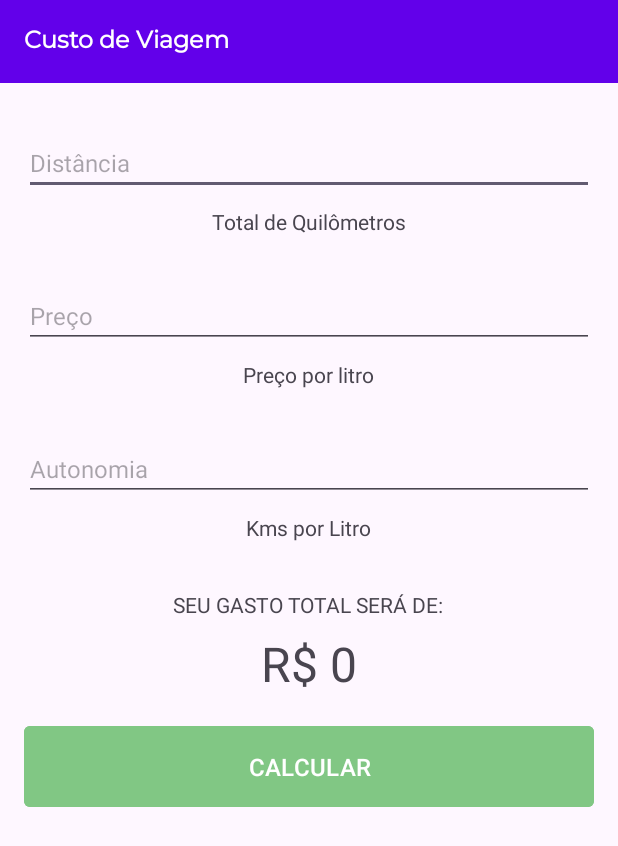
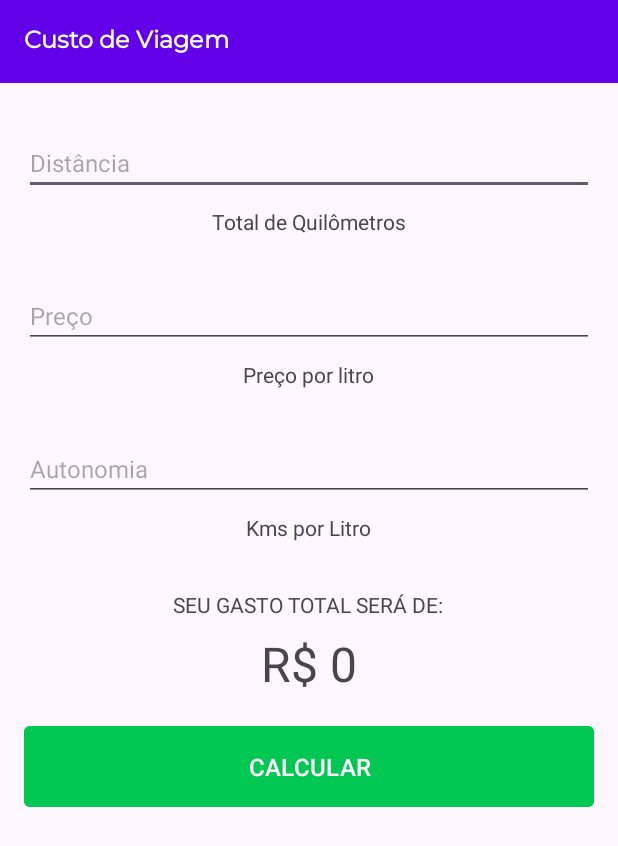
Before and after one commit to jmaz-dev/custo-viagem, an Android app: the layout activity_main.xml on its own in the app's theme, with its tools: preview values and no code run, on a phone screen of 412 x 824 dp. Shown: the top 846 px of the screen. Run offline under Robolectric (Android 15) with nearby library versions, the phone set to English and light mode, and no system bars.

Commit message:
app finished

```diff
--- a/app/src/main/res/layout/activity_main.xml
+++ b/app/src/main/res/layout/activity_main.xml
@@ -20,7 +20,7 @@
                 android:textSize="16sp"
                 android:fontFamily="@font/montserrat"
                 android:layout_height="wrap_content"
-                android:text="@string/title"
+                android:text="@string/textTitle"
                 android:textStyle="bold" />
     </LinearLayout>
 
@@ -38,7 +38,7 @@
                 android:importantForAutofill="no"
                 android:inputType="number"
                 android:textSize="16sp"
-                android:hint="@string/input1"
+                android:hint="@string/editDistance"
 
                 android:layout_marginBottom="8dp" />
 
@@ -47,15 +47,15 @@
                 android:layout_height="wrap_content"
                 android:layout_gravity="center"
                 android:layout_marginBottom="32dp"
-                android:text="@string/hint_input1" />
+                android:text="@string/textDistance" />
 
         <EditText
                 android:id="@+id/edit_price"
                 android:layout_width="match_parent"
                 android:layout_height="wrap_content"
-                android:inputType="text"
+                android:inputType="numberDecimal"
                 android:textSize="16sp"
-                android:hint="@string/input2"
+                android:hint="@string/editPrice"
                 android:importantForAutofill="no"
                 android:layout_marginBottom="8dp" />
 
@@ -63,16 +63,16 @@
                 android:layout_width="wrap_content"
                 android:layout_height="wrap_content"
                 android:layout_gravity="center"
-                android:text="@string/hint_input2"
+                android:text="@string/textPrice"
                 android:layout_marginBottom="32dp" />
 
         <EditText
                 android:id="@+id/edit_auto"
                 android:layout_width="match_parent"
                 android:layout_height="wrap_content"
-                android:inputType="number"
+                android:inputType="numberDecimal"
                 android:textSize="16sp"
-                android:hint="@string/input3"
+                android:hint="@string/editAuto"
                 android:importantForAutofill="no"
                 android:layout_marginBottom="8dp" />
 
@@ -81,14 +81,14 @@
                 android:layout_height="wrap_content"
                 android:layout_gravity="center"
                 android:layout_marginBottom="32dp"
-                android:text="@string/hint_input3" />
+                android:text="@string/textAuto" />
 
         <TextView
                 android:layout_width="wrap_content"
                 android:layout_height="wrap_content"
                 android:layout_gravity="center"
                 android:textAllCaps="true"
-                android:text="@string/gastoFinal"
+                android:text="@string/textGastoFinal"
                 android:layout_marginBottom="8dp" />
 
 
@@ -96,9 +96,10 @@
                 android:layout_width="wrap_content"
                 android:layout_height="wrap_content"
                 android:layout_gravity="center"
+                android:id="@+id/textTotalPrice"
                 android:textAllCaps="true"
                 android:textSize="32sp"
-                android:text="@string/r_0"
+                android:text="@string/textPriceValue"
                 android:layout_marginBottom="16dp" />
 
         <Button
@@ -109,9 +110,9 @@
                 android:paddingVertical="16dp"
                 android:textAllCaps="true"
                 android:textSize="16sp"
-                android:backgroundTint="@color/greenButton"
+                android:backgroundTint="@color/tealButton"
                 android:textColor="@color/white"
-                android:text="@string/button01"
+                android:text="@string/buttonCalc"
                 app:cornerRadius="4dp" />
 
     </LinearLayout>
--- a/app/src/main/res/values/colors.xml
+++ b/app/src/main/res/values/colors.xml
@@ -3,5 +3,5 @@
     <color name="black">#FF000000</color>
     <color name="white">#FFFFFFFF</color>
     <color name="blueNavbar">#6200EA</color>
-    <color name="greenButton">#81C784</color>
+    <color name="tealButton">#00C853</color>
 </resources>
--- a/app/src/main/res/values/strings.xml
+++ b/app/src/main/res/values/strings.xml
@@ -1,13 +1,16 @@
 <resources>
     <string name="app_name">GastoViagem</string>
-    <string name="title">Custo de Viagem</string>
-    <string name="input1">Distância</string>
-    <string name="hint_input1">Total de Quilômetros</string>
-    <string name="hint_input2">Preço por litro</string>
-    <string name="input2">Preço</string>
-    <string name="input3">Autonomia</string>
-    <string name="hint_input3">Kms por Litro</string>
-    <string name="gastoFinal">Seu gasto total será de:</string>
-    <string name="button01">Calcular</string>
-    <string name="r_0">R$ 0</string>
+    <string name="textTitle">Custo de Viagem</string>
+    <string name="editDistance">Distância</string>
+    <string name="textDistance">Total de Quilômetros</string>
+    <string name="editPrice">Preço</string>
+    <string name="textPrice">Preço por litro</string>
+    <string name="editAuto">Autonomia</string>
+    <string name="textAuto">Kms por Litro</string>
+    <string name="textGastoFinal">Seu gasto total será de:</string>
+    <string name="buttonCalc">Calcular</string>
+    <string name="textPriceValue">R$ 0</string>
+    <string name="errPreencher">Favor preencher corretamente!</string>
+    <string name="errAutonomia">A autonomia precisa ser maior que 0</string>
+    <string name="errInesperado">Desculpe. Houve um erro inesperado</string>
 </resources>
--- a/gradle/libs.versions.toml
+++ b/gradle/libs.versions.toml
@@ -1,13 +1,13 @@
 [versions]
 agp = "8.4.0"
 kotlin = "1.9.0"
-coreKtx = "1.10.1"
+coreKtx = "1.13.1"
 junit = "4.13.2"
 junitVersion = "1.1.5"
 espressoCore = "3.5.1"
 appcompat = "1.6.1"
-material = "1.10.0"
-activity = "1.8.0"
+material = "1.12.0"
+activity = "1.9.0"
 constraintlayout = "2.1.4"
 
 [libraries]
```
Also changed, not shown: app/src/main/java/com/example/gastoviagem/MainActivity.kt (+75 -2 lines).
